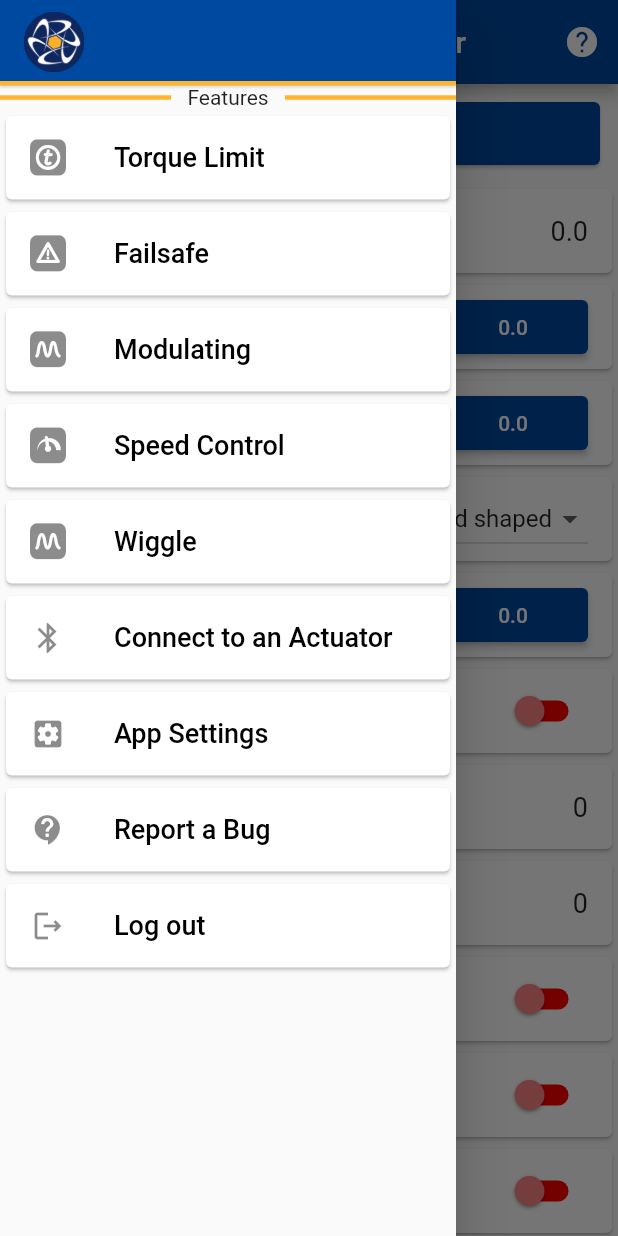
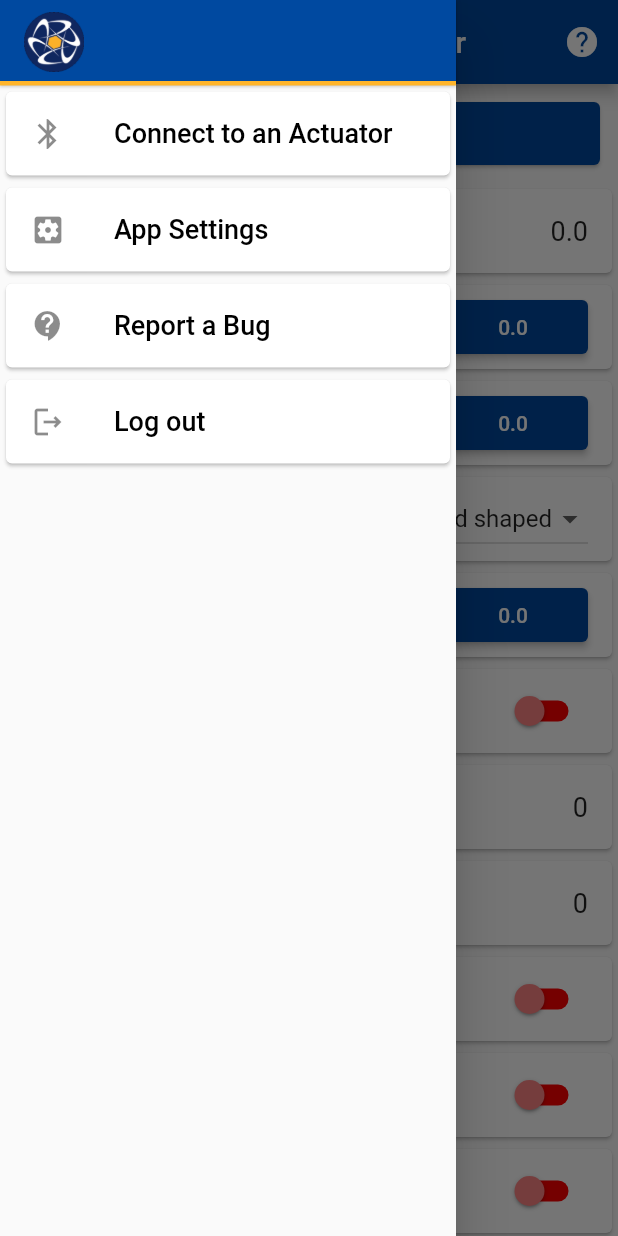
Before and after one commit to BenWilliamsRift/SmartConnect, a Flutter app: the BasicSettingsPage screen opened directly, with the side drawer open, on a phone screen of 412 x 824 dp. Run offline on Flutter 3.47's test engine with Material 2 defaults, Android fonts, the phone set to English and light mode, and no system bars; our stand-ins replace permission_handler, shared_preferences; missing offline and left inert: encrypt, flutter_email_sender; accounts and stored records are empty; statements that could not run were skipped; project files that could hold a hidden picture were left out.

Commit message:
Refactored login_controller.dart to remove a redundant function make it easier to read
fixed the bug that would cause having a dev settings enabled to show the features even when not emulating an actuator

```diff
--- a/lib/login_controller.dart
+++ b/lib/login_controller.dart
@@ -108,12 +108,12 @@ class LoginPage extends StatefulWidget {
   State<LoginPage> createState() => _LoginPageState();
 }
 
+// login process
+// _handleSubmitted -> validateUsername -> if true -> signIn -> routedToLoginPage -> saveUserNamePassword -> finished
+
 class _LoginPageState extends State<LoginPage> with RestorationMixin {
   PersonData person = PersonData();
 
-  final String riftDevUrl = "www.riftdev.co.uk";
-  final String _registerUrl = "https://www.riftdev.co.uk/register/";
-  late final String loginUrl;
   late final String featurePassword;
 
   List<Actuator> actuators = [];
@@ -122,8 +122,6 @@ class _LoginPageState extends State<LoginPage> with RestorationMixin {
   late TextEditingController passwordController;
 
   _LoginPageState() {
-    loginUrl = "$riftDevUrl/php/androidRetrievePasswords.php";
-    featurePassword = "$riftDevUrl/passwords.html";
     emailController = TextEditingController();
     passwordController = TextEditingController();
     encrypterAndDecrypter = EncrypterDecrypter();
@@ -145,7 +143,7 @@ class _LoginPageState extends State<LoginPage> with RestorationMixin {
   }
 
   Future<void> _registerAccount() async {
-    if (!await launchUrl(Uri.parse(_registerUrl))) {
+    if (!await launchUrl(Uri.parse(WebController.registerUrl))) {
       // ignore: use_build_context_synchronously
       showSnackBar(
           context,
@@ -154,14 +152,34 @@ class _LoginPageState extends State<LoginPage> with RestorationMixin {
           SnackBarAction(
               label: StringConsts.login.copyRegisterUrl,
               onPressed: () async {
-                await Clipboard.setData(ClipboardData(text: _registerUrl));
+                await Clipboard.setData(
+                    const ClipboardData(text: WebController.registerUrl));
               }));
     }
   }
 
   void signIn(final String username, final String password) {
-    logIn(username);
+    // tell the user they were signed in successfully
+    showSnackBar(context, StringConsts.login.complete, null, null);
+    // disconnect from any device currently connected
+    Actuator.connectedActuator.disconnect();
+
+    isLoggedIn = true;
+    updateFeaturePasswords();
+
+    // hide loading spinner
+    setState(() {
+      showLoading = false;
+    });
+
+    Settings.checkIsDev();
+
+    // save for quick login later on
     saveUsernamePassword(username, password);
+
+    routeToPage(
+        context, const ConnectToActuatorPage(name: StringConsts.control));
+    NavDrawController.selectedPage = StringConsts.connectToActuator;
 
     if (error != null) {
       showSnackBar(context, error!, null, null);
@@ -234,22 +252,6 @@ class _LoginPageState extends State<LoginPage> with RestorationMixin {
     for (int i = 0; i < ActuatorConstants.numberOfFeatures; i++) {
       Actuator.connectedActuator.settings.setFeaturePassword(i, line[i + 1]);
     }
-  }
-
-  void logIn(String username) {
-    showSnackBar(context, StringConsts.login.complete, null, null);
-    Actuator.connectedActuator.disconnect();
-
-    isLoggedIn = true;
-    updateFeaturePasswords();
-    routeToPage(
-        context, const ConnectToActuatorPage(name: StringConsts.control));
-    NavDrawController.selectedPage = StringConsts.connectToActuator;
-
-    // hide loading spinner
-    setState(() {
-      showLoading = false;
-    });
   }
 
   late FocusNode _password;
@@ -361,11 +363,11 @@ class _LoginPageState extends State<LoginPage> with RestorationMixin {
           });
         }
       });
-      Future<bool> validated =
-          validateUsername(person.email, person.password);
 
-      // Delay the login for 1.5 secs
-      Future.delayed(const Duration(seconds: 1, milliseconds: 500), () {
+      Future<bool> validated = validateUsername(person.email, person.password);
+
+      // Delay the login for 0.5 secs
+      Future.delayed(const Duration(milliseconds: 500), () {
         validated.then((value) {
           if (value == true) {
             showSnackBar(context, StringConsts.login.complete, null, null);
--- a/lib/nav_drawer.dart
+++ b/lib/nav_drawer.dart
@@ -64,19 +64,10 @@ class _NavDrawerState extends State<NavDrawer> {
 
     Divider div = Divider(thickness: 3, color: ColorManager.navDrawDiv);
 
-    final bool isConnected = BluetoothManager.isActuatorConnected ||
-        Settings.emulateConnectedActuator;
-
-    final drawerItems = ListView(
-      children: [
-        drawerHeader,
-        Divider(height: 1, thickness: 3, color: ColorManager.navDrawDiv),
-        //  with actuator connected
-
-        (isConnected)
-            ? Card(
-            color: NavDrawController.selectedPage ==
-                        StringConsts.actuators.control
+    List<Widget> connectedWidgets = <Widget>[
+      Card(
+          color:
+              NavDrawController.selectedPage == StringConsts.actuators.control
                   ? ColorManager.colorAccent
                   : ColorManager.navDrawBackground,
           child: ListTile(
@@ -88,15 +79,11 @@ class _NavDrawerState extends State<NavDrawer> {
             onTap: (() {
               routeToPage(
                   context, const ControlPage(name: StringConsts.control));
-                    NavDrawController.selectedPage =
-                        StringConsts.actuators.control;
+              NavDrawController.selectedPage = StringConsts.actuators.control;
             }),
-                ))
-            : Container(),
-        (isConnected)
-            ? Card(
-            color:
-                    NavDrawController.selectedPage == StringConsts.basicSettings
+          )),
+      Card(
+          color: NavDrawController.selectedPage == StringConsts.basicSettings
               ? ColorManager.colorAccent
               : ColorManager.navDrawBackground,
           child: ListTile(
@@ -106,18 +93,13 @@ class _NavDrawerState extends State<NavDrawer> {
             ),
             leading: const Icon(Icons.settings_outlined),
             onTap: (() {
-                    routeToPage(
-                        context,
-                        const BasicSettingsPage(
-                            name: StringConsts.basicSettings));
+              routeToPage(context,
+                  const BasicSettingsPage(name: StringConsts.basicSettings));
               NavDrawController.selectedPage = StringConsts.basicSettings;
             }),
-                ))
-            : Container(),
-        (isConnected)
-            ? Card(
-            color:
-                    NavDrawController.selectedPage == StringConsts.calibration
+          )),
+      Card(
+          color: NavDrawController.selectedPage == StringConsts.calibration
               ? ColorManager.colorAccent
               : ColorManager.navDrawBackground,
           child: ListTile(
@@ -131,10 +113,8 @@ class _NavDrawerState extends State<NavDrawer> {
                   const CalibrationPage(name: StringConsts.calibration));
               NavDrawController.selectedPage = StringConsts.calibration;
             }),
-                ))
-            : Container(),
-        (isConnected)
-            ? Card(
+          )),
+      Card(
           color: NavDrawController.selectedPage == StringConsts.features
               ? ColorManager.colorAccent
               : ColorManager.navDrawBackground,
@@ -145,16 +125,13 @@ class _NavDrawerState extends State<NavDrawer> {
             ),
             leading: const Icon(Icons.list_alt),
             onTap: (() {
-                    routeToPage(context,
-                        const FeaturesPage(name: StringConsts.features));
+              routeToPage(
+                  context, const FeaturesPage(name: StringConsts.features));
               NavDrawController.selectedPage = StringConsts.features;
             }),
-                ))
-            : Container(),
-        (isConnected)
-            ? Card(
-            color: NavDrawController.selectedPage ==
-                        StringConsts.updateFirmware
+          )),
+      Card(
+          color: NavDrawController.selectedPage == StringConsts.updateFirmware
               ? ColorManager.colorAccent
               : ColorManager.navDrawBackground,
           child: ListTile(
@@ -164,20 +141,34 @@ class _NavDrawerState extends State<NavDrawer> {
             ),
             leading: const Icon(Icons.update),
             onTap: (() {
-                    routeToPage(
-                        context,
-                        const UpdateFirmwarePage(
-                            name: StringConsts.updateFirmware));
-                    NavDrawController.selectedPage =
-                        StringConsts.updateFirmware;
+              routeToPage(context,
+                  const UpdateFirmwarePage(name: StringConsts.updateFirmware));
+              NavDrawController.selectedPage = StringConsts.updateFirmware;
             }),
-                ))
-            : Container(),
+          )),
+    ];
+
+    final bool isConnected = BluetoothManager.isActuatorConnected ||
+        Settings.emulateConnectedActuator;
+
+    final bool isFeaturesEnabled =
         (isConnected && (Actuator.connectedActuator.failsafe) ||
             (Actuator.connectedActuator.modulating) ||
             (Actuator.connectedActuator.speedControl) ||
             (Actuator.connectedActuator.wiggle) ||
-                (Settings.devSettingsEnabled))
+            (Settings.emulateConnectedActuator) ||
+            Settings.emulateConnectedActuator);
+
+    final drawerItems = ListView(
+      children: [
+        drawerHeader,
+        Divider(height: 1, thickness: 3, color: ColorManager.navDrawDiv),
+        //  with actuator connected
+        (isConnected)
+            ? Column(mainAxisSize: MainAxisSize.min, children: connectedWidgets)
+            : Container(),
+
+        (isFeaturesEnabled)
             ? Row(children: [
                 Expanded(flex: 3, child: div),
                 Expanded(
@@ -188,27 +179,24 @@ class _NavDrawerState extends State<NavDrawer> {
               ])
             : Container(),
         ((isConnected && (Actuator.connectedActuator.torqueLimit)) ||
-                Settings.devSettingsEnabled)
+                Settings.emulateConnectedActuator)
             ? Card(
             color:
                     NavDrawController.selectedPage == StringConsts.torqueLimit
                         ? ColorManager.colorAccent
                         : ColorManager.navDrawBackground,
                 child: ListTile(
-              title: Text(
-                StringConsts.torqueLimit,
-                style: titleStyle
-              ),
+                  title: Text(StringConsts.torqueLimit, style: titleStyle),
                   leading: const Icon(RiftIcons.torqueLimit),
                   onTap: (() {
                     routeToPage(context,
                         const TorqueLimitPage(name: StringConsts.torqueLimit));
                     NavDrawController.selectedPage = StringConsts.torqueLimit;
                   }),
-            )
-        ) : Container(),
+                ))
+            : Container(),
         ((isConnected && (Actuator.connectedActuator.failsafe)) ||
-                Settings.devSettingsEnabled)
+                Settings.emulateConnectedActuator)
             ? Card(
                 color: NavDrawController.selectedPage == StringConsts.failsafe
                     ? ColorManager.colorAccent
@@ -227,7 +215,7 @@ class _NavDrawerState extends State<NavDrawer> {
                 ))
             : Container(),
         ((isConnected && (Actuator.connectedActuator.modulating)) ||
-                Settings.devSettingsEnabled)
+                Settings.emulateConnectedActuator)
             ? Card(
             color: NavDrawController.selectedPage == StringConsts.modulating
                     ? ColorManager.colorAccent
@@ -246,7 +234,7 @@ class _NavDrawerState extends State<NavDrawer> {
                 ))
             : Container(),
         ((isConnected && (Actuator.connectedActuator.speedControl)) ||
-                Settings.devSettingsEnabled)
+                Settings.emulateConnectedActuator)
             ? Card(
             color:
                     NavDrawController.selectedPage == StringConsts.speedControl
@@ -268,7 +256,7 @@ class _NavDrawerState extends State<NavDrawer> {
                 ))
             : Container(),
         ((isConnected && (Actuator.connectedActuator.wiggle)) ||
-                Settings.devSettingsEnabled)
+                Settings.emulateConnectedActuator)
             ? Card(
             color: NavDrawController.selectedPage == StringConsts.wiggle
                     ? ColorManager.colorAccent
--- a/lib/settings.dart
+++ b/lib/settings.dart
@@ -12,7 +12,7 @@ import 'preference_manager.dart';
 import 'string_consts.dart';
 
 class Settings {
-  static bool devSettingsEnabled = true;
+  static bool devSettingsEnabled = false;
   static bool emulateConnectedActuator = false;
 
   static bool pidAccessUnlocked = true;
@@ -176,6 +176,10 @@ class Settings {
 
   static bool isDevEmail() {
     return _devEmails.contains(PersonData.currentEmail);
+  }
+
+  static void checkIsDev() {
+    devSettingsEnabled = isDevEmail();
   }
 }
 
--- a/lib/web_controller.dart
+++ b/lib/web_controller.dart
@@ -5,12 +5,16 @@ import "package:http/http.dart" as http;
 import 'String_consts.dart';
 
 class WebController {
+  static const String riftDevUrl = "riftdev.co.uk";
+  static const String registerUrl = "https://www.riftdev.co.uk/register/";
+
+  static String get featurePassword => "$riftDevUrl/passwords.html";
+
   static Uri loginURL =
-      Uri.https("riftdev.co.uk", "/php/androidRetrievePasswords.php");
-  static Uri featurePasswordsUrl =
-      Uri.https("riftdev.co.uk", "/passwords.html");
+      Uri.https(riftDevUrl, "/php/androidRetrievePasswords.php");
+  static Uri featurePasswordsUrl = Uri.https(riftDevUrl, "/passwords.html");
   static Uri setGroupingUrl =
-      Uri.https("riftdev.co.uk", "/php/checkAccessPassword.php");
+      Uri.https(riftDevUrl, "/php/checkAccessPassword.php");
 
   Future<String> login(String username, String password) async {
     var response = await http.post(loginURL, body: {
@@ -35,7 +39,7 @@ class WebController {
 
   Future<String> checkAccessCodeRequest(String password) async {
     var response =
-        await http.post(setGroupingUrl, body: {"password": password});
+    await http.post(setGroupingUrl, body: {"password": password});
 
     return response.body;
   }
```
Lines whose indentation alone changed are shown as unchanged.
